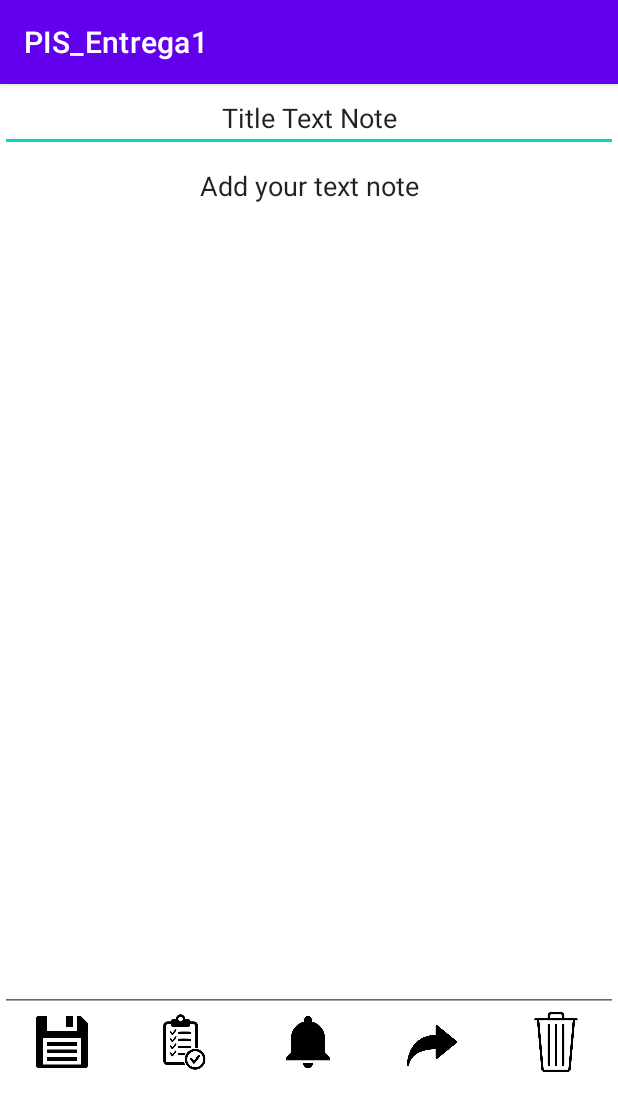
After one commit to SergioFerrando/Unobliviate, an Android app: the TextNote screen opened directly, with no data from a screen before it, on a phone screen of 412 x 824 dp. The commit adds this screen. Shown: the top 1111 px of the screen. Run offline under Robolectric (Android 15) with nearby library versions, the phone set to English and light mode, and no system bars.

Commit message:
Text Audio Photo

```diff
--- a/app/build.gradle
+++ b/app/build.gradle
@@ -33,6 +33,7 @@ dependencies {
     implementation 'androidx.appcompat:appcompat:1.2.0'
     implementation 'com.google.android.material:material:1.3.0'
     implementation 'androidx.constraintlayout:constraintlayout:2.0.4'
+    implementation 'androidx.legacy:legacy-support-v4:1.0.0'
     testImplementation 'junit:junit:4.+'
     androidTestImplementation 'androidx.test.ext:junit:1.1.2'
     androidTestImplementation 'androidx.test.espresso:espresso-core:3.3.0'
--- a/app/src/main/AndroidManifest.xml
+++ b/app/src/main/AndroidManifest.xml
@@ -9,6 +9,9 @@
         android:roundIcon="@mipmap/ic_launcher_round"
         android:supportsRtl="true"
         android:theme="@style/Theme.PIS_Entrega1">
+        <activity android:name=".TextNote"></activity>
+        <activity android:name=".PhotoNote" />
+        <activity android:name=".AudioNote" />
         <activity android:name=".MainActivity">
             <intent-filter>
                 <action android:name="android.intent.action.MAIN" />
--- /dev/null
+++ b/app/src/main/java/com/example/pis_entrega1/TextNote.java
@@ -0,0 +1,53 @@
+package com.example.pis_entrega1;
+
+import androidx.appcompat.app.AppCompatActivity;
+
+import android.content.Intent;
+import android.os.Bundle;
+import android.view.View;
+import android.widget.EditText;
+
+public class TextNote extends AppCompatActivity implements View.OnClickListener{
+    EditText Title,Note;
+    @Override
+    protected void onCreate(Bundle savedInstanceState) {
+        super.onCreate(savedInstanceState);
+        setContentView(R.layout.activity_text_note);
+        findViewById(R.id.TextSaveButton).setOnClickListener(this);
+        findViewById(R.id.TextCheckList).setOnClickListener(this);
+        findViewById(R.id.TextRememberButton).setOnClickListener(this);
+        findViewById(R.id.TextShareButton).setOnClickListener(this);
+        findViewById(R.id.TextDeleteButton).setOnClickListener(this);
+        Title = this.findViewById(R.id.editTextTitleTextNote);
+        Note = this.findViewById(R.id.editTextTextNote);
+    }
+
+    public void goToShareIntent(){
+        Intent intent = new Intent(Intent.ACTION_SEND);
+        String shareBody = Note.getText().toString();
+        intent.setType("text/plain");
+        intent.putExtra(Intent.EXTRA_SUBJECT, "Text Note");
+        intent.putExtra(Intent.EXTRA_TEXT, shareBody);
+        startActivity(Intent.createChooser(intent,"Share using... "));
+    }
+
+    @Override
+    public void onClick(View v) {
+        if (R.id.TextSaveButton == v.getId()){
+
+        }
+        if (R.id.TextCheckList == v.getId()){
+
+        }
+        if (R.id.TextRememberButton == v.getId()){
+
+        }
+        if (R.id.TextShareButton == v.getId()){
+            goToShareIntent();
+        }
+        if (R.id.TextDeleteButton == v.getId()){
+
+        }
+
+    }
+}
--- /dev/null
+++ b/app/src/main/res/layout/activity_text_note.xml
@@ -0,0 +1,96 @@
+<?xml version="1.0" encoding="utf-8"?>
+<androidx.constraintlayout.widget.ConstraintLayout xmlns:android="http://schemas.android.com/apk/res/android"
+    xmlns:app="http://schemas.android.com/apk/res-auto"
+    xmlns:tools="http://schemas.android.com/tools"
+    android:layout_width="match_parent"
+    android:layout_height="match_parent"
+    tools:context=".MainActivity">
+
+    <LinearLayout
+        android:layout_width="match_parent"
+        android:layout_height="match_parent"
+        android:orientation="vertical">
+
+        <EditText
+            android:id="@+id/editTextTitleTextNote"
+            android:layout_width="match_parent"
+            android:layout_height="wrap_content"
+            android:autofillHints="Add note text"
+            android:ems="10"
+            android:gravity="center_horizontal"
+            android:inputType="textShortMessage"
+            android:text="@string/title_text_note" />
+
+        <EditText
+            android:id="@+id/editTextTextNote"
+            android:layout_width="match_parent"
+            android:layout_height="573dp"
+            android:autofillHints=""
+            android:ems="10"
+            android:gravity="center_horizontal"
+            android:inputType="textLongMessage|textMultiLine"
+            android:text="@string/add_your_text_note" />
+
+        <LinearLayout
+            android:layout_width="match_parent"
+            android:layout_height="wrap_content"
+            android:orientation="horizontal">
+
+            <ImageButton
+                android:id="@+id/TextSaveButton"
+                android:layout_width="40dp"
+                android:layout_height="40dp"
+                android:layout_weight="1"
+                android:adjustViewBounds="true"
+                android:background="#FFFFFF"
+                android:contentDescription="@string/save_button"
+                android:scaleType="centerInside"
+                app:srcCompat="@drawable/disquete" />
+
+            <ImageButton
+                android:id="@+id/TextCheckList"
+                android:layout_width="40dp"
+                android:layout_height="40dp"
+                android:layout_weight="1"
+                android:adjustViewBounds="true"
+                android:background="#FFFFFF"
+                android:contentDescription="@string/check_list_button"
+                android:scaleType="centerInside"
+                app:srcCompat="@drawable/cl" />
+
+            <ImageButton
+                android:id="@+id/TextRememberButton"
+                android:layout_width="40dp"
+                android:layout_height="40dp"
+                android:layout_weight="1"
+                android:adjustViewBounds="true"
+                android:background="#FFFFFF"
+                android:contentDescription="@string/remember_button"
+                android:scaleType="centerInside"
+                app:srcCompat="@drawable/campana" />
+
+            <ImageButton
+                android:id="@+id/TextShareButton"
+                android:layout_width="40dp"
+                android:layout_height="40dp"
+                android:layout_weight="1"
+                android:adjustViewBounds="true"
+                android:background="#FFFFFF"
+                android:contentDescription="@string/share_button"
+                android:scaleType="centerInside"
+                app:srcCompat="@drawable/image_2021_03_08t10_27_42_655z" />
+
+            <ImageButton
+                android:id="@+id/TextDeleteButton"
+                android:layout_width="40dp"
+                android:layout_height="40dp"
+                android:layout_weight="1"
+                android:adjustViewBounds="true"
+                android:background="#FFFFFF"
+                android:contentDescription="@string/trash_button"
+                android:scaleType="centerInside"
+                app:srcCompat="@drawable/basura" />
+        </LinearLayout>
+
+    </LinearLayout>
+</androidx.constraintlayout.widget.ConstraintLayout>
--- a/app/src/main/res/values/strings.xml
+++ b/app/src/main/res/values/strings.xml
@@ -1,3 +1,16 @@
 <resources>
     <string name="app_name">PIS_Entrega1</string>
+    <string name="title_photo_note">Title Photo Note</string>
+    <string name="save_button">Save Button</string>
+    <string name="remember_button">Remember Button</string>
+    <string name="share_button">Share Button</string>
+    <string name="trash_button">Trash Button</string>
+    <string name="photo_button">Photo Button</string>
+    <string name="title_audio_note">Title Audio Note</string>
+    <string name="audio_button">Audio Button</string>
+    <!-- TODO: Remove or change this placeholder text -->
+    <string name="hello_blank_fragment">Hello blank fragment</string>
+    <string name="add_your_text_note">Add your text note</string>
+    <string name="check_list_button">Check List Button</string>
+    <string name="title_text_note">Title Text Note</string>
 </resources>
```
Also changed, not shown: app/src/main/java/com/example/pis_entrega1/AudioNote.java (added, +14 -0 lines), app/src/main/java/com/example/pis_entrega1/MainActivity.java (+23 -1 lines), app/src/main/java/com/example/pis_entrega1/PhotoNote.java (added, +14 -0 lines), app/src/main/res/layout/activity_audio_note.xml (added, +86 -0 lines), app/src/main/res/layout/activity_main.xml (+23 -8 lines), app/src/main/res/layout/activity_photo_note.xml (added, +86 -0 lines), app/src/main/res/drawable/basura.png (added), app/src/main/res/drawable/camara.png (added), app/src/main/res/drawable/campana.png (added), app/src/main/res/drawable/cl.png (added), app/src/main/res/drawable/disquete.png (added), app/src/main/res/drawable/image_2021_03_08t10_27_42_655z.png (added), app/src/main/res/drawable/micro.png (added), app/src/main/res/drawable/pixlr_bg_result.png (added), 1 more files.
